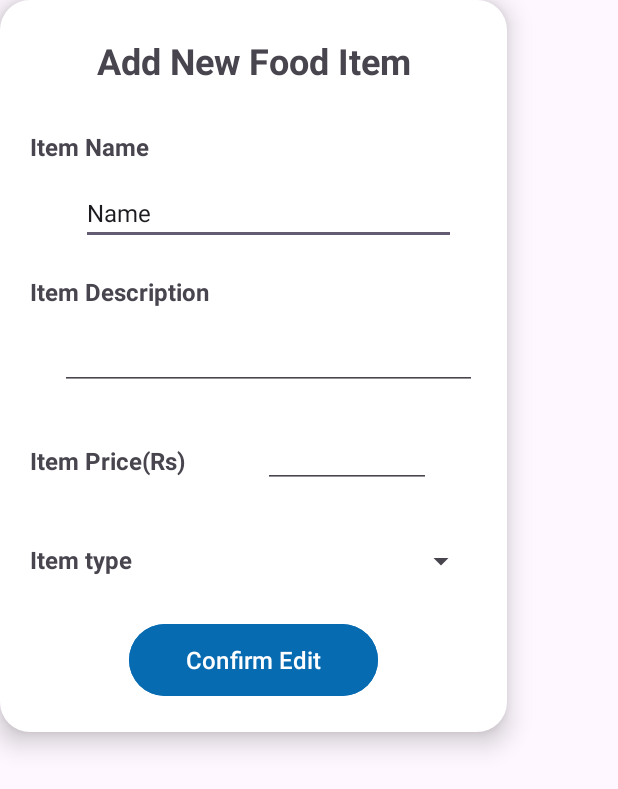
After one commit to thiva-k/Restaurant-Order-Manager, an Android app: the layout pop_up_menu_edit.xml on its own in the app's theme, with its tools: preview values and no code run, on a phone screen of 412 x 824 dp. The commit adds this screen. Shown: the top 789 px of the screen. Run offline under Robolectric (Android 15) with nearby library versions, the phone set to English and light mode, and no system bars.

Commit message:
Added editing menu functionality to admins

```diff
--- a/app/src/main/AndroidManifest.xml
+++ b/app/src/main/AndroidManifest.xml
@@ -17,7 +17,7 @@
         android:theme="@style/Theme.Hotel_management"
         tools:targetApi="31">
         <activity
-            android:name=".AddMenuItemActivity"
+            android:name=".EditMenuActivity"
             android:exported="false" />
         <activity
             android:name=".RegisterEmployeeActivity"
--- a/app/src/main/java/com/example/hotel_management/AdminActivity.java
+++ b/app/src/main/java/com/example/hotel_management/AdminActivity.java
@@ -21,7 +21,7 @@ public class AdminActivity extends AppCompatActivity {
         });
 
         addMenuItemButton.setOnClickListener(view -> {
-            Intent intent = new Intent(AdminActivity.this, AddMenuItemActivity.class);
+            Intent intent = new Intent(AdminActivity.this, EditMenuActivity.class);
             startActivity(intent);
         });
     }
--- /dev/null
+++ b/app/src/main/res/drawable/baseline_add_24.xml
@@ -0,0 +1,5 @@
+<vector android:height="24dp" android:tint="#FFFFFF"
+    android:viewportHeight="24" android:viewportWidth="24"
+    android:width="24dp" xmlns:android="http://schemas.android.com/apk/res/android">
+    <path android:fillColor="@android:color/white" android:pathData="M19,13h-6v6h-2v-6H5v-2h6V5h2v6h6v2z"/>
+</vector>
--- /dev/null
+++ b/app/src/main/res/layout/pop_up_menu_edit.xml
@@ -0,0 +1,144 @@
+<?xml version="1.0" encoding="utf-8"?>
+<androidx.constraintlayout.widget.ConstraintLayout xmlns:android="http://schemas.android.com/apk/res/android"
+    xmlns:app="http://schemas.android.com/apk/res-auto"
+    xmlns:tools="http://schemas.android.com/tools"
+    android:layout_width="wrap_content"
+    android:layout_height="wrap_content"
+    android:background="@drawable/rounded_corners"
+    android:elevation="10dp"
+    android:padding="20dp">
+
+    <TextView
+        android:id="@+id/textView10"
+        android:layout_width="wrap_content"
+        android:layout_height="wrap_content"
+        android:layout_marginTop="36dp"
+        android:text="Item Price(Rs)"
+        android:textSize="16sp"
+        android:textStyle="bold"
+        app:layout_constraintStart_toStartOf="parent"
+        app:layout_constraintTop_toBottomOf="@+id/addFoodDescription" />
+
+    <TextView
+        android:id="@+id/textView9"
+        android:layout_width="wrap_content"
+        android:layout_height="wrap_content"
+        android:layout_marginTop="20dp"
+        android:text="Item Description"
+        android:textSize="16sp"
+        android:textStyle="bold"
+        app:layout_constraintStart_toStartOf="parent"
+        app:layout_constraintTop_toBottomOf="@+id/addFoodName" />
+
+    <Spinner
+        android:id="@+id/foodTypeSpinner"
+        android:layout_width="200dp"
+        android:layout_height="wrap_content"
+        android:layout_marginStart="30dp"
+        android:layout_marginTop="44dp"
+        android:hint="Category"
+        android:textAppearance="@style/TextAppearance.AppCompat.Large"
+        app:layout_constraintStart_toEndOf="@+id/textView12"
+        app:layout_constraintTop_toBottomOf="@+id/textView10" />
+
+    <TextView
+        android:id="@+id/textView8"
+        android:layout_width="wrap_content"
+        android:layout_height="wrap_content"
+        android:layout_marginTop="30dp"
+        android:text="Item Name"
+        android:textSize="16sp"
+        android:textStyle="bold"
+        app:layout_constraintStart_toStartOf="parent"
+        app:layout_constraintTop_toBottomOf="@+id/foodEditTopic" />
+
+    <TextView
+        android:id="@+id/textView12"
+        android:layout_width="wrap_content"
+        android:layout_height="wrap_content"
+        android:layout_marginTop="44dp"
+        android:text="Item type"
+        android:textSize="16sp"
+        android:textStyle="bold"
+        app:layout_constraintStart_toStartOf="parent"
+        app:layout_constraintTop_toBottomOf="@+id/textView10" />
+
+    <Button
+        android:id="@+id/addFoodConfirmButton"
+        android:layout_width="166dp"
+        android:layout_height="56dp"
+        android:layout_marginTop="28dp"
+        android:backgroundTint="@color/LightAccent"
+        android:text="Confirm Edit"
+        android:textSize="16sp"
+        app:layout_constraintEnd_toEndOf="parent"
+        app:layout_constraintStart_toStartOf="parent"
+        app:layout_constraintTop_toBottomOf="@+id/textView12" />
+
+    <Button
+        android:id="@+id/foodDeleteButton"
+        android:layout_width="158dp"
+        android:layout_height="62dp"
+        android:layout_marginTop="20dp"
+        android:backgroundTint="@color/Failure"
+        android:text="Delete This Item"
+        android:textSize="16sp"
+        android:visibility="gone"
+        app:layout_constraintEnd_toEndOf="parent"
+        app:layout_constraintHorizontal_bias="0.505"
+        app:layout_constraintStart_toStartOf="parent"
+        app:layout_constraintTop_toBottomOf="@+id/addFoodConfirmButton" />
+
+    <EditText
+        android:id="@+id/addFoodName"
+        android:layout_width="250dp"
+        android:layout_height="wrap_content"
+        android:layout_marginStart="20dp"
+        android:layout_marginTop="12dp"
+        android:ems="10"
+        android:inputType="text"
+        android:text="Name"
+        android:textSize="16sp"
+        app:layout_constraintEnd_toEndOf="parent"
+        app:layout_constraintStart_toStartOf="@+id/textView8"
+        app:layout_constraintTop_toBottomOf="@+id/textView8" />
+
+    <EditText
+        android:id="@+id/addFoodDescription"
+        android:layout_width="0dp"
+        android:layout_height="wrap_content"
+        android:layout_marginStart="20dp"
+        android:layout_marginTop="12dp"
+        android:ems="10"
+        android:gravity="start|top"
+        android:inputType="textMultiLine"
+        android:textSize="16sp"
+        app:layout_constraintEnd_toEndOf="parent"
+        app:layout_constraintStart_toStartOf="@+id/textView9"
+        app:layout_constraintTop_toBottomOf="@+id/textView9" />
+
+    <EditText
+        android:id="@+id/addFoodPrice"
+        android:layout_width="112dp"
+        android:layout_height="41dp"
+        android:layout_marginStart="52dp"
+        android:layout_marginTop="24dp"
+        android:ems="10"
+        android:inputType="number"
+        android:textSize="16sp"
+        app:layout_constraintStart_toEndOf="@+id/textView10"
+        app:layout_constraintTop_toBottomOf="@+id/addFoodDescription" />
+
+    <TextView
+        android:id="@+id/foodEditTopic"
+        android:layout_width="wrap_content"
+        android:layout_height="wrap_content"
+        android:layout_marginTop="4dp"
+        android:text="Add New Food Item"
+        android:textSize="24sp"
+        android:textStyle="bold"
+        app:layout_constraintEnd_toEndOf="parent"
+        app:layout_constraintStart_toStartOf="parent"
+        app:layout_constraintTop_toTopOf="parent" />
+
+</androidx.constraintlayout.widget.ConstraintLayout>
```
Also changed, not shown: app/src/main/java/com/example/hotel_management/AddMenuItemActivity.java (deleted, +0 -84 lines), app/src/main/java/com/example/hotel_management/EditMenuActivity.java (added, +272 -0 lines), app/src/main/java/com/example/hotel_management/FoodItem.java (+19 -4 lines), app/src/main/java/com/example/hotel_management/MenuActivity.java (+3 -4 lines), app/src/main/res/layout/activity_add_menu_item.xml (deleted, +0 -53 lines), app/src/main/res/layout/activity_edit_menu.xml (added, +38 -0 lines), app/src/main/res/layout/pop_up_order_confirm.xml (+7 -7 lines).
